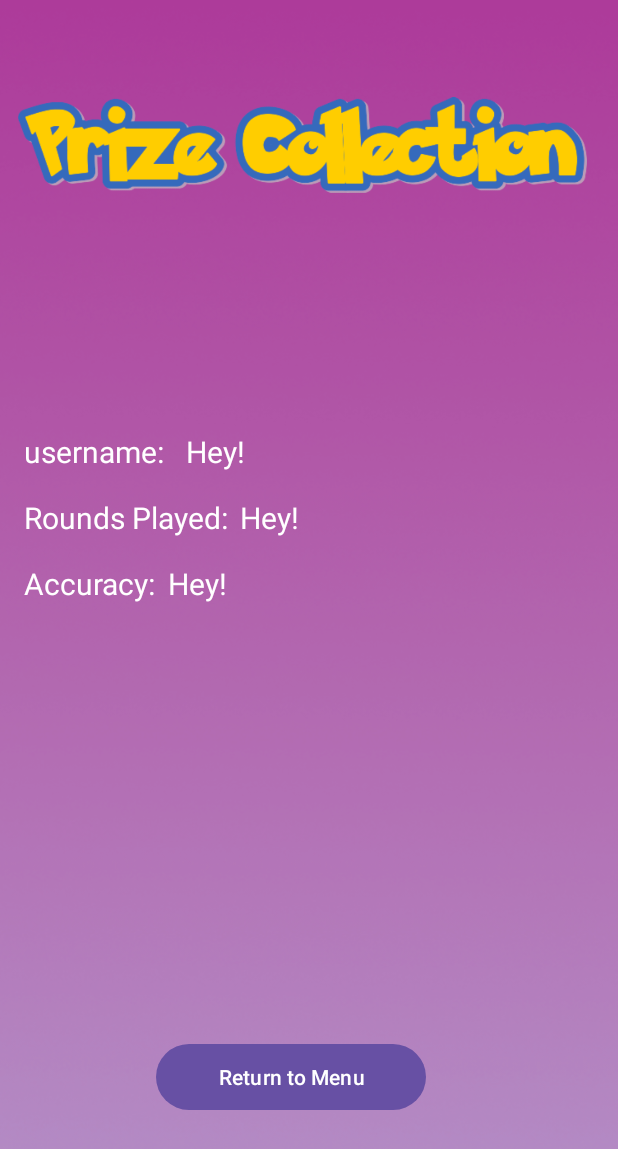
After one commit to ruschev2/LIPT, an Android app: the PrizeActivity screen opened directly, with no data from a screen before it, on a phone screen of 412 x 824 dp. The commit adds this screen. Shown: the top 1149 px of the screen. Run offline under Robolectric (Android 15) with nearby library versions, the phone set to English and light mode, and no system bars.

Commit message:
Created Prize Activity and basic layout view. Prize entity establishes.

```diff
--- a/app/src/main/AndroidManifest.xml
+++ b/app/src/main/AndroidManifest.xml
@@ -12,6 +12,9 @@
         android:supportsRtl="true"
         android:theme="@style/Theme.LIPT"
         tools:targetApi="31">
+        <activity
+            android:name=".PrizeActivity"
+            android:exported="false" />
         <activity
             android:name=".PokedexActivity"
             android:exported="false" />
--- /dev/null
+++ b/app/src/main/java/com/example/lipt/Database/Prize.java
@@ -0,0 +1,64 @@
+/**
+ * Luis Hernandez, Guillermo Zendejas
+ * April 4, 2024
+ * Prize.java, this class describes the prize item awarded to players during gameplay
+ */
+
+package com.example.lipt.Database;
+
+import androidx.room.Entity;
+import androidx.room.PrimaryKey;
+
+import java.util.Objects;
+
+@Entity(tableName = "prize_table")
+public class Prize {
+
+    @PrimaryKey(autoGenerate = true)
+    private int prizeID;
+
+    private String name;
+    private int imageResourceId;
+
+    public Prize(String name, int imageResourceId) {
+        this.name = name;
+        this.imageResourceId = imageResourceId;
+    }
+
+    public int getPrizeID() {
+        return prizeID;
+    }
+
+    public void setPrizeID(int prizeID) {
+        this.prizeID = prizeID;
+    }
+
+    public String getName() {
+        return name;
+    }
+
+    public void setName(String name) {
+        this.name = name;
+    }
+
+    public int getImageResourceId() {
+        return imageResourceId;
+    }
+
+    public void setImageResourceId(int imageResourceId) {
+        this.imageResourceId = imageResourceId;
+    }
+
+    @Override
+    public boolean equals(Object o) {
+        if (this == o) return true;
+        if (o == null || getClass() != o.getClass()) return false;
+        Prize prize = (Prize) o;
+        return prizeID == prize.prizeID && imageResourceId == prize.imageResourceId && Objects.equals(name, prize.name);
+    }
+
+    @Override
+    public int hashCode() {
+        return Objects.hash(prizeID, name, imageResourceId);
+    }
+}
--- a/app/src/main/java/com/example/lipt/MenuActivity.java
+++ b/app/src/main/java/com/example/lipt/MenuActivity.java
@@ -18,9 +18,7 @@ import android.widget.Toast;
 
 import com.example.lipt.Database.Player;
 import com.example.lipt.Database.PlayerRepository;
-import com.example.lipt.Database.Pokemon;
 import com.example.lipt.Database.PokemonRepository;
-import com.example.lipt.Utils.PokemonInfo;
 import com.example.lipt.databinding.ActivityMenuBinding;
 
 import java.util.List;
@@ -104,6 +102,15 @@ public class MenuActivity extends AppCompatActivity {
             }
         });
 
+        //instantiating an interface of onClickListener for prize collection view
+        binding.prizeButton.setOnClickListener(new View.OnClickListener() {
+            @Override
+            public void onClick(View v) {
+                Intent intent = PrizeActivity.prizeFactory(getApplicationContext(), current_id);
+                startActivity(intent);
+            }
+        });
+
         //instantiating an interface of onClickListener for logging out
         binding.exitMenuButton.setOnClickListener(new View.OnClickListener() {
             @Override
--- /dev/null
+++ b/app/src/main/java/com/example/lipt/PrizeActivity.java
@@ -0,0 +1,62 @@
+/**
+ * Luis Hernandez, Guillermo Zendejas
+ * April 4, 2024
+ * PrizeActivity.java, this class describes the prize collection activity in our application
+ */
+
+package com.example.lipt;
+
+import androidx.appcompat.app.AppCompatActivity;
+import androidx.lifecycle.LiveData;
+
+import android.content.Context;
+import android.content.Intent;
+import android.os.Bundle;
+import android.view.View;
+import android.widget.Toast;
+
+import com.example.lipt.Database.Player;
+import com.example.lipt.Database.PlayerRepository;
+import com.example.lipt.databinding.ActivityPrizeBinding;
+
+import java.util.List;
+
+public class PrizeActivity extends AppCompatActivity {
+
+    private static final String CURRENT_USERNAME = "Active User";
+    private static final int CURRENT_USER_ID = 0;
+    private PlayerRepository record_repo;
+    private LiveData<List<Player>> allCurrentPlayers;
+    ActivityPrizeBinding binding;
+
+
+
+    @Override
+    protected void onCreate(Bundle savedInstanceState) {
+        super.onCreate(savedInstanceState);
+        binding = ActivityPrizeBinding.inflate(getLayoutInflater());
+        View view = binding.getRoot();
+        setContentView(view);
+
+        //retrieving and saving currently logged in Player ID
+        int current_id = getIntent().getIntExtra(CURRENT_USERNAME, 0);
+        Toast.makeText(PrizeActivity.this, "PRIZE ID: " + current_id, Toast.LENGTH_SHORT).show();
+
+        //instantiating an interface of onClickListener for return home button
+        binding.prizeExitButton.setOnClickListener(new View.OnClickListener() {
+            @Override
+            public void onClick(View v) {
+                Intent intent = MenuActivity.mainMenuFactory(getApplicationContext(), current_id);
+                startActivity(intent);
+            }
+        });
+
+    }
+
+    //intent factory
+    public static Intent prizeFactory(Context context, int user_id) {
+        Intent intent = new Intent(context, PrizeActivity.class);
+        intent.putExtra(CURRENT_USERNAME, user_id);
+        return intent;
+    }
+}
--- /dev/null
+++ b/app/src/main/res/layout/activity_prize.xml
@@ -0,0 +1,113 @@
+<?xml version="1.0" encoding="utf-8"?>
+<androidx.constraintlayout.widget.ConstraintLayout xmlns:android="http://schemas.android.com/apk/res/android"
+    xmlns:app="http://schemas.android.com/apk/res-auto"
+    xmlns:tools="http://schemas.android.com/tools"
+    android:layout_width="match_parent"
+    android:layout_height="match_parent"
+    tools:context=".PrizeActivity">
+
+    <ImageView
+        android:id="@+id/prizeBackgroundImage"
+        android:layout_width="match_parent"
+        android:layout_height="match_parent"
+        android:scaleType="fitXY"
+        android:src="@drawable/prize_background"
+        tools:layout_editor_absoluteX="0dp"
+        tools:layout_editor_absoluteY="0dp" />
+
+    <ImageView
+        android:id="@+id/prizeTitleImage"
+        android:layout_width="379dp"
+        android:layout_height="81dp"
+        android:layout_marginStart="12dp"
+        android:layout_marginTop="56dp"
+        app:layout_constraintStart_toStartOf="parent"
+        app:layout_constraintTop_toTopOf="parent"
+        app:srcCompat="@drawable/prize_title_image" />
+
+    <TextView
+        android:id="@+id/usernameLabelTextView"
+        android:layout_width="100dp"
+        android:layout_height="36dp"
+        android:layout_marginStart="16dp"
+        android:layout_marginTop="150dp"
+        android:text="@string/username_record_label"
+        android:textSize="20sp"
+        android:textColor="@color/white"
+        app:layout_constraintTop_toBottomOf="@id/prizeTitleImage"
+        app:layout_constraintStart_toStartOf="parent" />
+
+    <TextView
+        android:id="@+id/usernameDisplayTextView"
+        android:layout_width="253dp"
+        android:layout_height="36dp"
+        android:layout_marginStart="8dp"
+        android:text="@string/hey"
+        android:textColor="@color/white"
+        android:textSize="20sp"
+        android:gravity="start"
+        app:layout_constraintBaseline_toBaselineOf="@+id/usernameLabelTextView"
+        app:layout_constraintStart_toEndOf="@id/usernameLabelTextView" />
+
+
+    <TextView
+        android:id="@+id/roundsLabelTextView"
+        android:layout_width="wrap_content"
+        android:layout_height="36dp"
+        android:layout_marginStart="16dp"
+        android:layout_marginTop="8dp"
+        android:text="@string/rounds_played_label"
+        android:textColor="@color/white"
+        android:textSize="20sp"
+        app:layout_constraintStart_toStartOf="parent"
+        app:layout_constraintTop_toBottomOf="@id/usernameLabelTextView" />
+
+    <TextView
+        android:id="@+id/roundsPlayedTextView"
+        android:layout_width="253dp"
+        android:layout_height="36dp"
+        android:layout_marginStart="8dp"
+        android:text="@string/hey"
+        android:textColor="@color/white"
+        android:textSize="20sp"
+        android:gravity="start"
+        app:layout_constraintBaseline_toBaselineOf="@+id/roundsLabelTextView"
+        app:layout_constraintStart_toEndOf="@id/roundsLabelTextView" />
+
+    <TextView
+        android:id="@+id/accuracyLabelTextView"
+        android:layout_width="wrap_content"
+        android:layout_height="36dp"
+        android:layout_marginStart="16dp"
+        android:layout_marginTop="8dp"
+        android:text="@string/accuracy_label"
+        android:textColor="@color/white"
+        android:textSize="20sp"
+        app:layout_constraintStart_toStartOf="parent"
+        app:layout_constraintTop_toBottomOf="@id/roundsLabelTextView" />
+
+    <TextView
+        android:id="@+id/accuracyDisplayTextView"
+        android:layout_width="253dp"
+        android:layout_height="36dp"
+        android:layout_marginStart="8dp"
+        android:text="@string/hey"
+        android:textColor="@color/white"
+        android:textSize="20sp"
+        android:gravity="start"
+        app:layout_constraintBaseline_toBaselineOf="@+id/accuracyLabelTextView"
+        app:layout_constraintStart_toEndOf="@id/accuracyLabelTextView" />
+
+
+    <Button
+        android:id="@+id/prizeExitButton"
+        android:layout_width="180dp"
+        android:layout_height="52dp"
+        android:layout_marginStart="104dp"
+        android:layout_marginBottom="80dp"
+        android:text="@string/return_to_menu"
+        app:layout_constraintBottom_toBottomOf="parent"
+        app:layout_constraintStart_toStartOf="parent" />
+
+
+</androidx.constraintlayout.widget.ConstraintLayout>
```
Also changed, not shown: app/src/main/res/drawable/prize_background.png (added), app/src/main/res/drawable/prize_title_image.png (added).
